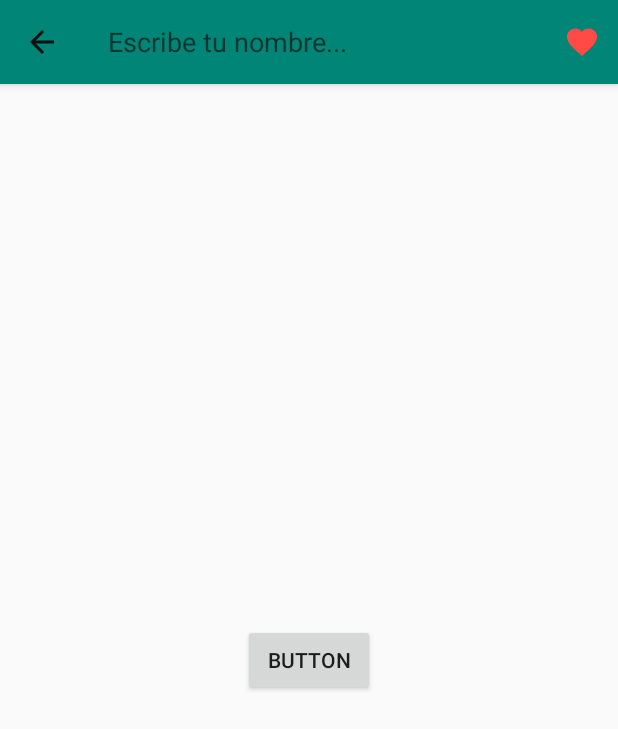
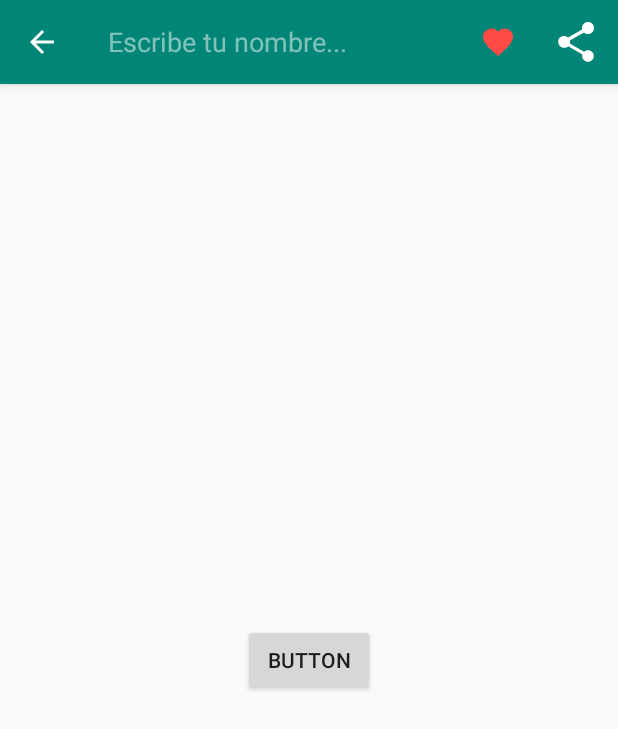
Before and after one commit to Juxn89/Kotlin_Toolbar, an Android app: the screen it shows after launch (MainActivity), after a tap on "Search", on a phone screen of 412 x 824 dp. Shown: the top 729 px of the screen. Run offline under Robolectric (Android 15) with nearby library versions, the phone set to English and light mode, and no system bars.

Commit message:
Se agrega la funcionalidad de compartir a la ToolBar

```diff
--- a/app/src/main/java/com/example/toolbarapp/MainActivity.kt
+++ b/app/src/main/java/com/example/toolbarapp/MainActivity.kt
@@ -9,7 +9,9 @@ import android.view.MenuItem
 import android.widget.Button
 import android.widget.Toast
 import androidx.appcompat.widget.SearchView
+import androidx.appcompat.widget.ShareActionProvider
 import androidx.appcompat.widget.Toolbar
+import androidx.core.view.MenuItemCompat
 
 class MainActivity : AppCompatActivity() {
 
@@ -54,6 +56,10 @@ class MainActivity : AppCompatActivity() {
             }
         })
 
+        val itemCompartir = menu?.findItem(R.id.share)
+        val shareActionProvider = MenuItemCompat.getActionProvider(itemCompartir) as ShareActionProvider
+        compartirIntent(shareActionProvider)
+
         return super.onCreateOptionsMenu(menu)
     }
 
@@ -69,4 +75,13 @@ class MainActivity : AppCompatActivity() {
             }
         }
     }
+
+    private fun compartirIntent(shareActionProvider: ShareActionProvider){
+        if (shareActionProvider != null) {
+            val intent = Intent(Intent.ACTION_SEND)
+            intent.type = "text/plain"
+            intent.putExtra(Intent.EXTRA_TEXT, "Este es un mensaje compartido")
+            shareActionProvider.setShareIntent(intent)
+        }
+    }
 }
--- a/app/src/main/res/layout/activity_main.xml
+++ b/app/src/main/res/layout/activity_main.xml
@@ -12,7 +12,7 @@
         android:layout_height="?attr/actionBarSize"
         android:background="?attr/colorPrimary"
         android:elevation="4dp"
-        android:theme="@style/ThemeOverlay.AppCompat.ActionBar"
+        android:theme="@style/ThemeOverlay.AppCompat.Dark.ActionBar"
         app:popupTheme="@style/ThemeOverlay.AppCompat.Light"
         app:titleTextColor="@android:color/white" />
 
--- a/app/src/main/res/menu/menu.xml
+++ b/app/src/main/res/menu/menu.xml
@@ -13,4 +13,10 @@
         android:icon="@drawable/fav_ico"
         android:title="@string/titulo_fav"
         app:showAsAction="ifRoom" />
+
+    <item
+        android:id="@+id/share"
+        android:title="Compartir"
+        app:showAsAction="ifRoom"
+        app:actionProviderClass="androidx.appcompat.widget.ShareActionProvider" />
 </menu>
```
